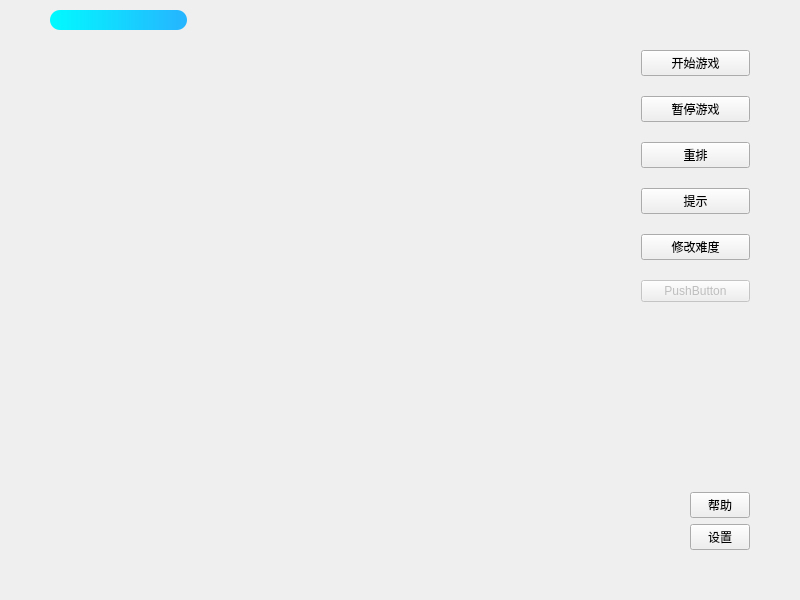
Before: the Qt Designer form GameWidget.ui in emmTGB/QtMatchingGame, drawn with Qt 5.
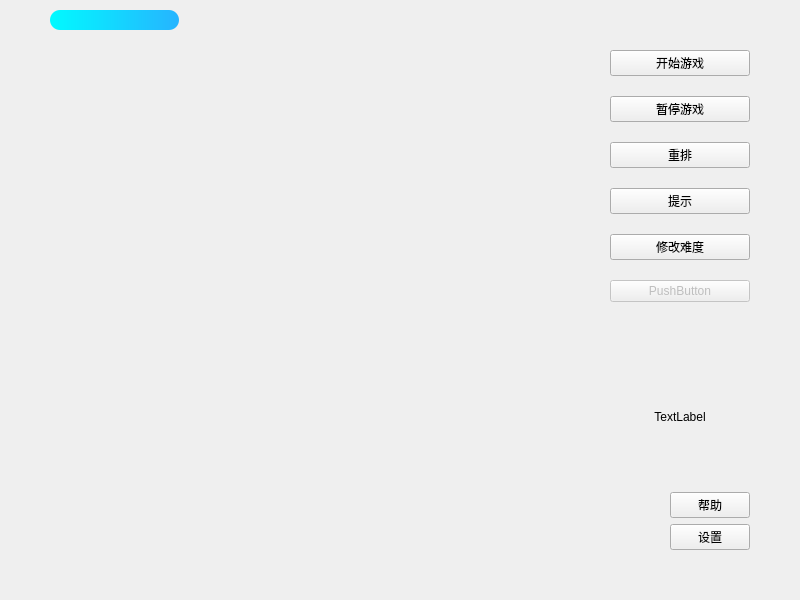
After: the same form once the commit is applied. Icons and pictures are not drawn.

```diff
--- a/GameWidget.ui
+++ b/GameWidget.ui
@@ -23,7 +23,7 @@
 }</string>
   </property>
   <widget class="QWidget" name="centralWidget">
-   <layout class="QGridLayout" name="gridLayout" columnstretch="20,1,1">
+   <layout class="QGridLayout" name="gridLayout" columnstretch="20,0,0">
     <property name="leftMargin">
      <number>50</number>
     </property>
@@ -39,6 +39,35 @@
     <property name="spacing">
      <number>20</number>
     </property>
+    <item row="10" column="1">
+     <spacer name="horizontalSpacer_2">
+      <property name="orientation">
+       <enum>Qt::Horizontal</enum>
+      </property>
+      <property name="sizeHint" stdset="0">
+       <size>
+        <width>40</width>
+        <height>20</height>
+       </size>
+      </property>
+     </spacer>
+    </item>
+    <item row="0" column="1">
+     <spacer name="verticalSpacer_4">
+      <property name="orientation">
+       <enum>Qt::Vertical</enum>
+      </property>
+      <property name="sizeType">
+       <enum>QSizePolicy::Fixed</enum>
+      </property>
+      <property name="sizeHint" stdset="0">
+       <size>
+        <width>20</width>
+        <height>20</height>
+       </size>
+      </property>
+     </spacer>
+    </item>
     <item row="1" column="1" rowspan="3" colspan="2">
      <layout class="QVBoxLayout" name="mainButtonLayout">
       <property name="spacing">
@@ -47,7 +76,7 @@
       <item>
        <widget class="QPushButton" name="startBtn">
         <property name="sizePolicy">
-         <sizepolicy hsizetype="Minimum" vsizetype="Preferred">
+         <sizepolicy hsizetype="Preferred" vsizetype="Preferred">
           <horstretch>0</horstretch>
           <verstretch>0</verstretch>
          </sizepolicy>
@@ -58,6 +87,12 @@
           <height>0</height>
          </size>
         </property>
+        <property name="maximumSize">
+         <size>
+          <width>16777215</width>
+          <height>16777215</height>
+         </size>
+        </property>
         <property name="baseSize">
          <size>
           <width>80</width>
@@ -72,7 +107,7 @@
       <item>
        <widget class="QPushButton" name="pauseBtn">
         <property name="sizePolicy">
-         <sizepolicy hsizetype="Minimum" vsizetype="Preferred">
+         <sizepolicy hsizetype="Preferred" vsizetype="Preferred">
           <horstretch>0</horstretch>
           <verstretch>0</verstretch>
          </sizepolicy>
@@ -83,6 +118,12 @@
           <height>0</height>
          </size>
         </property>
+        <property name="maximumSize">
+         <size>
+          <width>16777215</width>
+          <height>16777215</height>
+         </size>
+        </property>
         <property name="baseSize">
          <size>
           <width>80</width>
@@ -97,7 +138,7 @@
       <item>
        <widget class="QPushButton" name="shuffleBtn">
         <property name="sizePolicy">
-         <sizepolicy hsizetype="Minimum" vsizetype="Preferred">
+         <sizepolicy hsizetype="Preferred" vsizetype="Preferred">
           <horstretch>0</horstretch>
           <verstretch>0</verstretch>
          </sizepolicy>
@@ -108,6 +149,12 @@
           <height>0</height>
          </size>
         </property>
+        <property name="maximumSize">
+         <size>
+          <width>16777215</width>
+          <height>16777215</height>
+         </size>
+        </property>
         <property name="baseSize">
          <size>
           <width>80</width>
@@ -122,7 +169,7 @@
       <item>
        <widget class="QPushButton" name="hintBtn">
         <property name="sizePolicy">
-         <sizepolicy hsizetype="Minimum" vsizetype="Preferred">
+         <sizepolicy hsizetype="Preferred" vsizetype="Preferred">
           <horstretch>0</horstretch>
           <verstretch>0</verstretch>
          </sizepolicy>
@@ -133,6 +180,12 @@
           <height>0</height>
          </size>
         </property>
+        <property name="maximumSize">
+         <size>
+          <width>16777215</width>
+          <height>16777215</height>
+         </size>
+        </property>
         <property name="baseSize">
          <size>
           <width>80</width>
@@ -147,7 +200,7 @@
       <item>
        <widget class="QPushButton" name="levelBtn">
         <property name="sizePolicy">
-         <sizepolicy hsizetype="Minimum" vsizetype="Preferred">
+         <sizepolicy hsizetype="Preferred" vsizetype="Preferred">
           <horstretch>0</horstretch>
           <verstretch>0</verstretch>
          </sizepolicy>
@@ -158,6 +211,12 @@
           <height>0</height>
          </size>
         </property>
+        <property name="maximumSize">
+         <size>
+          <width>16777215</width>
+          <height>16777215</height>
+         </size>
+        </property>
         <property name="baseSize">
          <size>
           <width>80</width>
@@ -175,7 +234,7 @@
          <bool>false</bool>
         </property>
         <property name="sizePolicy">
-         <sizepolicy hsizetype="Minimum" vsizetype="Preferred">
+         <sizepolicy hsizetype="Preferred" vsizetype="Preferred">
           <horstretch>0</horstretch>
           <verstretch>0</verstretch>
          </sizepolicy>
@@ -186,6 +245,12 @@
           <height>0</height>
          </size>
         </property>
+        <property name="maximumSize">
+         <size>
+          <width>16777215</width>
+          <height>16777215</height>
+         </size>
+        </property>
         <property name="text">
          <string>PushButton</string>
         </property>
@@ -193,7 +258,7 @@
       </item>
      </layout>
     </item>
-    <item row="9" column="0">
+    <item row="10" column="0">
      <spacer name="verticalSpacer_2">
       <property name="orientation">
        <enum>Qt::Vertical</enum>
@@ -209,91 +274,6 @@
       </property>
      </spacer>
     </item>
-    <item row="7" column="1" colspan="2">
-     <spacer name="verticalSpacer">
-      <property name="orientation">
-       <enum>Qt::Vertical</enum>
-      </property>
-      <property name="sizeHint" stdset="0">
-       <size>
-        <width>20</width>
-        <height>40</height>
-       </size>
-      </property>
-     </spacer>
-    </item>
-    <item row="9" column="2">
-     <layout class="QVBoxLayout" name="verticalLayout_2">
-      <item>
-       <widget class="QPushButton" name="pushButton_2">
-        <property name="minimumSize">
-         <size>
-          <width>60</width>
-          <height>0</height>
-         </size>
-        </property>
-        <property name="text">
-         <string>帮助</string>
-        </property>
-       </widget>
-      </item>
-      <item>
-       <widget class="QPushButton" name="settingsBtn">
-        <property name="minimumSize">
-         <size>
-          <width>60</width>
-          <height>0</height>
-         </size>
-        </property>
-        <property name="text">
-         <string>设置</string>
-        </property>
-       </widget>
-      </item>
-     </layout>
-    </item>
-    <item row="8" column="2">
-     <spacer name="verticalSpacer_3">
-      <property name="orientation">
-       <enum>Qt::Vertical</enum>
-      </property>
-      <property name="sizeHint" stdset="0">
-       <size>
-        <width>20</width>
-        <height>40</height>
-       </size>
-      </property>
-     </spacer>
-    </item>
-    <item row="9" column="1">
-     <spacer name="horizontalSpacer_2">
-      <property name="orientation">
-       <enum>Qt::Horizontal</enum>
-      </property>
-      <property name="sizeHint" stdset="0">
-       <size>
-        <width>40</width>
-        <height>20</height>
-       </size>
-      </property>
-     </spacer>
-    </item>
-    <item row="0" column="1">
-     <spacer name="verticalSpacer_4">
-      <property name="orientation">
-       <enum>Qt::Vertical</enum>
-      </property>
-      <property name="sizeType">
-       <enum>QSizePolicy::Fixed</enum>
-      </property>
-      <property name="sizeHint" stdset="0">
-       <size>
-        <width>20</width>
-        <height>20</height>
-       </size>
-      </property>
-     </spacer>
-    </item>
     <item row="0" column="0">
      <widget class="QProgressBar" name="timerBar">
       <property name="styleSheet">
@@ -324,9 +304,75 @@
       </property>
      </widget>
     </item>
-    <item row="1" column="0" rowspan="8">
+    <item row="7" column="1" colspan="2">
+     <spacer name="verticalSpacer">
+      <property name="orientation">
+       <enum>Qt::Vertical</enum>
+      </property>
+      <property name="sizeHint" stdset="0">
+       <size>
+        <width>20</width>
+        <height>40</height>
+       </size>
+      </property>
+     </spacer>
+    </item>
+    <item row="10" column="2">
+     <layout class="QVBoxLayout" name="verticalLayout_2">
+      <item>
+       <widget class="QPushButton" name="pushButton_2">
+        <property name="minimumSize">
+         <size>
+          <width>60</width>
+          <height>0</height>
+         </size>
+        </property>
+        <property name="text">
+         <string>帮助</string>
+        </property>
+       </widget>
+      </item>
+      <item>
+       <widget class="QPushButton" name="settingsBtn">
+        <property name="minimumSize">
+         <size>
+          <width>60</width>
+          <height>0</height>
+         </size>
+        </property>
+        <property name="text">
+         <string>设置</string>
+        </property>
+       </widget>
+      </item>
+     </layout>
+    </item>
+    <item row="9" column="2">
+     <spacer name="verticalSpacer_3">
+      <property name="orientation">
+       <enum>Qt::Vertical</enum>
+      </property>
+      <property name="sizeHint" stdset="0">
+       <size>
+        <width>20</width>
+        <height>40</height>
+       </size>
+      </property>
+     </spacer>
+    </item>
+    <item row="1" column="0" rowspan="9">
      <widget class="QWidget" name="showWidget" native="true"/>
     </item>
+    <item row="8" column="1" colspan="2">
+     <widget class="QLabel" name="scoreLbl">
+      <property name="text">
+       <string>TextLabel</string>
+      </property>
+      <property name="alignment">
+       <set>Qt::AlignCenter</set>
+      </property>
+     </widget>
+    </item>
    </layout>
   </widget>
  </widget>
```
